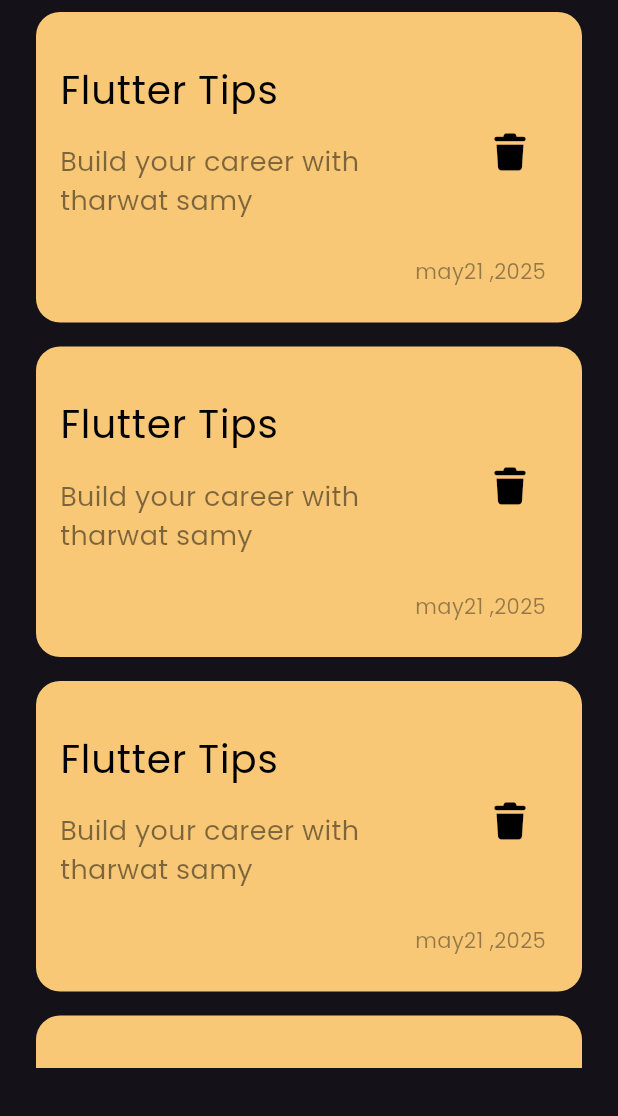
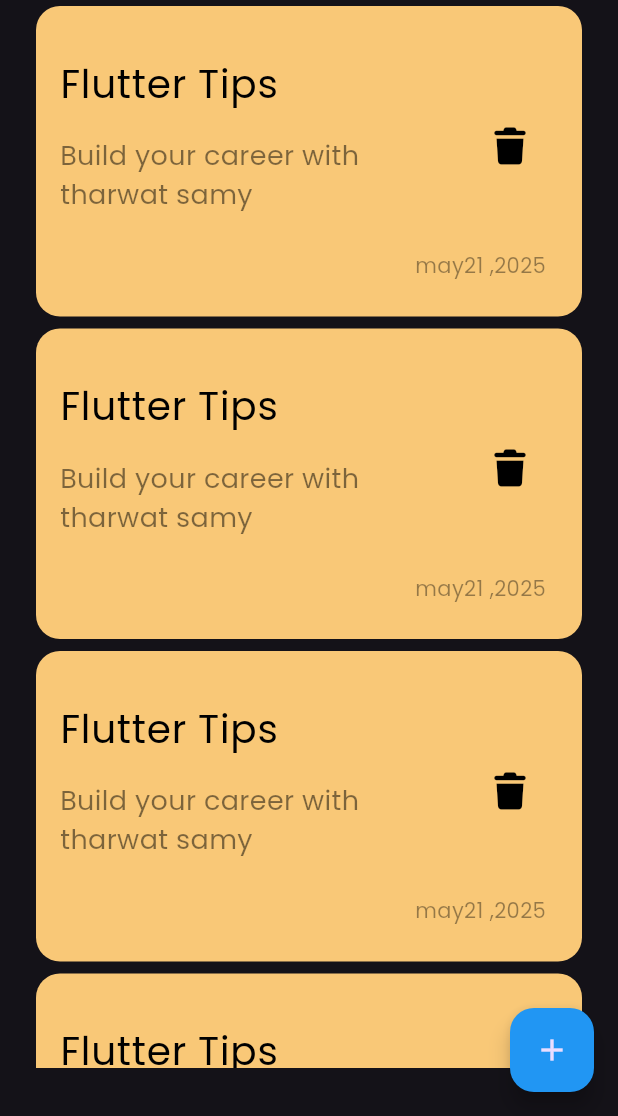
Before and after one commit to moadel2004/notes_app, a Flutter app: the screen it shows after launch, on a phone screen of 412 x 824 dp, the part 120-1236 px from its top. Run offline on Flutter 3.47's test engine with Material 3 defaults, Android fonts, the phone set to English and light mode, and no system bars; our stand-ins replace font_awesome_flutter.

Commit message:
add floating action buttom

```diff
--- a/lib/views/notes_view.dart
+++ b/lib/views/notes_view.dart
@@ -6,6 +6,13 @@ class NotesView extends StatelessWidget {
 
   @override
   Widget build(BuildContext context) {
-    return const Scaffold(body: NotesViewbody());
+    return Scaffold(
+      floatingActionButton: FloatingActionButton(
+        onPressed: () {},
+        backgroundColor: Colors.blue,
+        child: Icon(Icons.add),
+      ),
+      body: const NotesViewbody(),
+    );
   }
 }
--- a/lib/views/widgets/notes_list_view.dart
+++ b/lib/views/widgets/notes_list_view.dart
@@ -9,7 +9,7 @@ class NotesListVeiw extends StatelessWidget {
     return ListView.builder(
       itemBuilder: (context, index) {
         return const Padding(
-          padding: EdgeInsets.symmetric(vertical: 8.0),
+          padding: EdgeInsets.symmetric(vertical: 4.0),
           child: NoteItem(),
         );
       },
```
